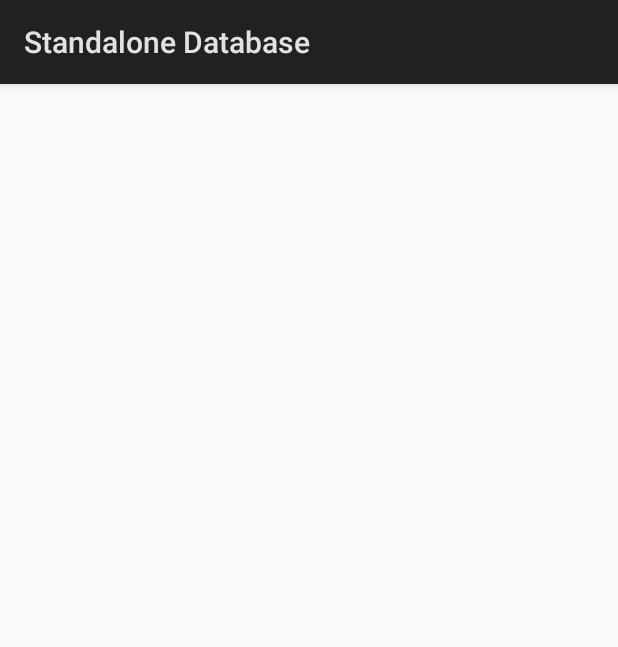
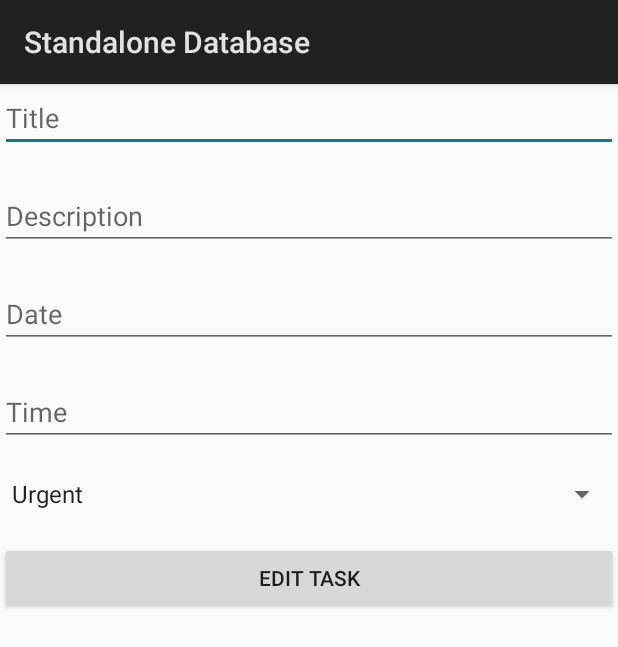
Before and after one commit to george-sarji/StandAlone-database, an Android app: the EditTask screen opened directly, with no data from a screen before it, on a phone screen of 412 x 824 dp. Shown: the top 647 px of the screen. Run offline under Robolectric (Android 15) with nearby library versions, the phone set to English and light mode, and no system bars; 3 statements that could not run were skipped.

Commit message:
Update 02/OCT/2017 - Review notes

```diff
--- a/StandaloneDatabase/app/src/main/java/com/example/george/standalonedatabase/DatabaseManager.java
+++ b/StandaloneDatabase/app/src/main/java/com/example/george/standalonedatabase/DatabaseManager.java
@@ -174,6 +174,20 @@ public class DatabaseManager{
 
     }
 
+    public void editTaskById(Task task)
+    {
+        SQLiteDatabase mDb = mDbTool.getWritableDatabase();
+        ContentValues newCv = new ContentValues();
+        newCv.put(TITLE, task.getTitle());
+        newCv.put(DESCRIPTION, task.getDescription());
+        newCv.put(DATE, task.getDate());
+        newCv.put(TIME, task.getTime());
+        newCv.put(PRIORITY, task.getPriority());
+        newCv.put(DONE, task.getDone());
+        mDb.update(TASKS_TABLE, newCv, ID+"="+task.getId(), null);
+
+    }
+
 
 
 }
--- a/StandaloneDatabase/app/src/main/java/com/example/george/standalonedatabase/EditTask.java
+++ b/StandaloneDatabase/app/src/main/java/com/example/george/standalonedatabase/EditTask.java
@@ -2,18 +2,40 @@ package com.example.george.standalonedatabase;
 
 import android.app.Activity;
 import android.os.Bundle;
+import android.view.View;
+import android.widget.Button;
+import android.widget.EditText;
+import android.widget.Spinner;
 
 public class EditTask extends Activity {
-
+    EditText mTitle, mDesc, mDate, mTime;
+    Spinner mPriority;
+    Button mEdit;
+    DatabaseManager mDb;
+    Task currentTask;
     @Override
     protected void onCreate(Bundle savedInstanceState) {
         super.onCreate(savedInstanceState);
         setContentView(R.layout.activity_edit_task);
         // Get the task
-        Task clickedTask = MainActivity.clickedTask;
+        currentTask = MainActivity.clickedTask;
+        mTitle = (EditText) findViewById(R.id.editTitle);
+        mDesc = (EditText)findViewById(R.id.editDescription);
+        mDate = (EditText) findViewById(R.id.editTime);
+        mPriority=(Spinner)findViewById(R.id.spinner);
+        mEdit=(Button)findViewById(R.id.taskEditer);
+        mDb = new DatabaseManager(this);
         // Construct the fields in the XML file
+        mTitle.setText(currentTask.getTitle());
+        mDesc.setText(currentTask.getDescription());
+        mDate.setText(currentTask.getDate());
         // Set the text of the fields to the given values in the Task
         // Add the done button to make changes into the task which redirects into the main activity again
         // Edit the data in the database and nullify the clicked task
     }
+
+    public void editTask(View v)
+    {
+        mDb.editTaskById(currentTask);
+    }
 }
--- a/StandaloneDatabase/app/src/main/res/layout/activity_edit_task.xml
+++ b/StandaloneDatabase/app/src/main/res/layout/activity_edit_task.xml
@@ -1,9 +1,74 @@
 <?xml version="1.0" encoding="utf-8"?>
-<android.support.constraint.ConstraintLayout xmlns:android="http://schemas.android.com/apk/res/android"
+<LinearLayout xmlns:android="http://schemas.android.com/apk/res/android"
     xmlns:app="http://schemas.android.com/apk/res-auto"
     xmlns:tools="http://schemas.android.com/tools"
     android:layout_width="match_parent"
     android:layout_height="match_parent"
+    android:orientation="vertical"
     tools:context="com.example.george.standalonedatabase.EditTask">
 
-</android.support.constraint.ConstraintLayout>
+    <EditText
+        android:id="@+id/editTitle"
+        android:layout_width="match_parent"
+        android:layout_height="wrap_content"
+        android:ems="10"
+        android:hint="Title"
+        android:inputType="textPersonName" />
+
+    <Space
+        android:layout_width="match_parent"
+        android:layout_height="20sp" />
+
+    <EditText
+        android:id="@+id/editDescription"
+        android:layout_width="match_parent"
+        android:layout_height="wrap_content"
+        android:ems="10"
+        android:hint="Description"
+        android:inputType="textPersonName" />
+
+    <Space
+        android:layout_width="match_parent"
+        android:layout_height="20sp" />
+
+    <EditText
+        android:id="@+id/editDate"
+        android:layout_width="match_parent"
+        android:layout_height="wrap_content"
+        android:ems="10"
+        android:hint="Date"
+        android:inputType="date" />
+
+    <Space
+        android:layout_width="match_parent"
+        android:layout_height="20sp" />
+
+    <EditText
+        android:id="@+id/editTime"
+        android:layout_width="match_parent"
+        android:layout_height="wrap_content"
+        android:ems="10"
+        android:hint="Time"
+        android:inputType="time" />
+
+    <Space
+        android:layout_width="match_parent"
+        android:layout_height="20sp" />
+
+    <Spinner
+        android:id="@+id/spinner"
+        android:layout_width="match_parent"
+        android:layout_height="wrap_content"
+        android:entries="@array/priorities" />
+
+    <Space
+        android:layout_width="match_parent"
+        android:layout_height="20sp" />
+
+    <Button
+        android:id="@+id/taskEditer"
+        android:layout_width="match_parent"
+        android:layout_height="wrap_content"
+        android:onClick="editTask"
+        android:text="Edit Task" />
+</LinearLayout>
```
Also changed, not shown: 2 other files.
